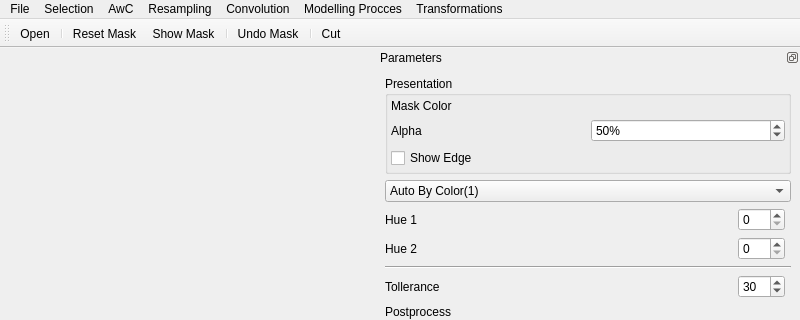
The window that applications/testSuperResolution/ui/testSuperResolutionMainWindow.ui (PimenovAlexander/corecvs) describes before a commit, drawn with Qt 5; both pictures show x 0 to 800 and y 0 to 320 of the 800 by 660 pixel window.
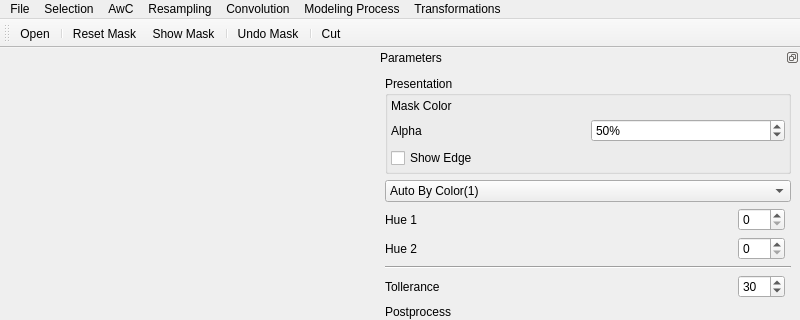
The same window after the commit. Icons and pictures are not drawn. Custom widgets are drawn as their Qt base class.

```diff
--- a/applications/testSuperResolution/ui/testSuperResolutionMainWindow.ui
+++ b/applications/testSuperResolution/ui/testSuperResolutionMainWindow.ui
@@ -384,9 +384,9 @@
     </property>
     <addaction name="actionRotate"/>
    </widget>
-   <widget class="QMenu" name="menuModelling_Procces">
+   <widget class="QMenu" name="menuModelling_Process">
     <property name="title">
-     <string>Modelling Procces</string>
+     <string>Modeling Process</string>
     </property>
     <addaction name="actionSimple_modeling_process"/>
     <addaction name="actionSB_resample_and_rotation"/>
@@ -398,7 +398,7 @@
    <addaction name="menuAwC"/>
    <addaction name="menuResampling"/>
    <addaction name="menuConvolution"/>
-   <addaction name="menuModelling_Procces"/>
+   <addaction name="menuModelling_Process"/>
    <addaction name="menuTransformations"/>
   </widget>
   <action name="actionOpen">
```
